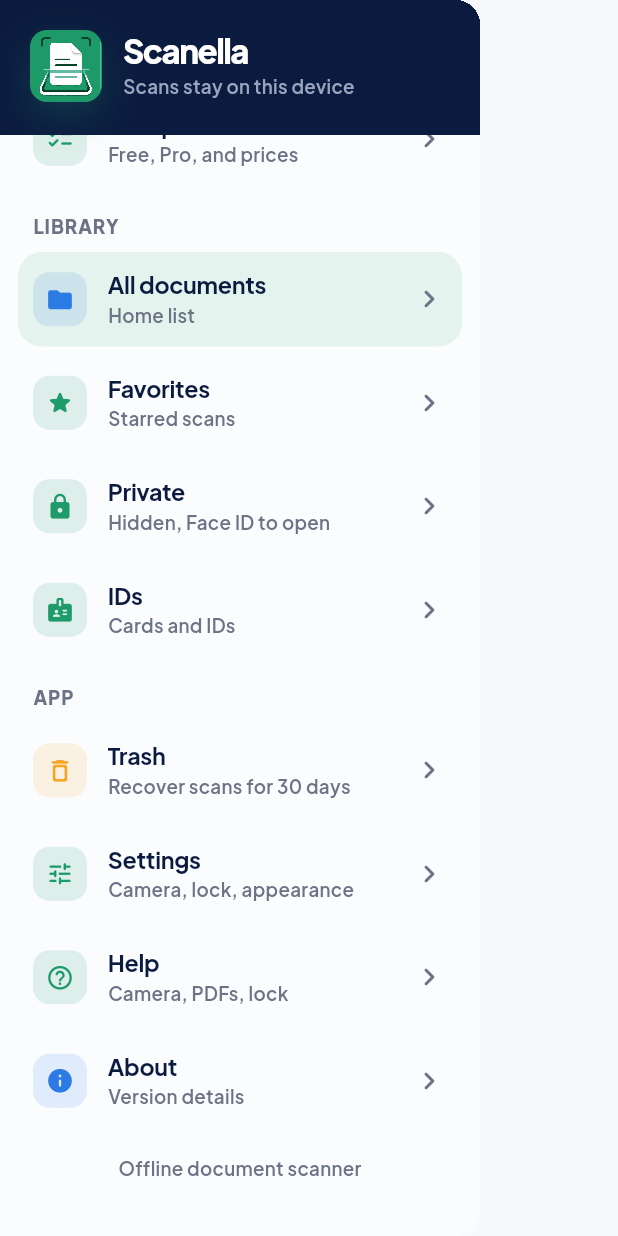
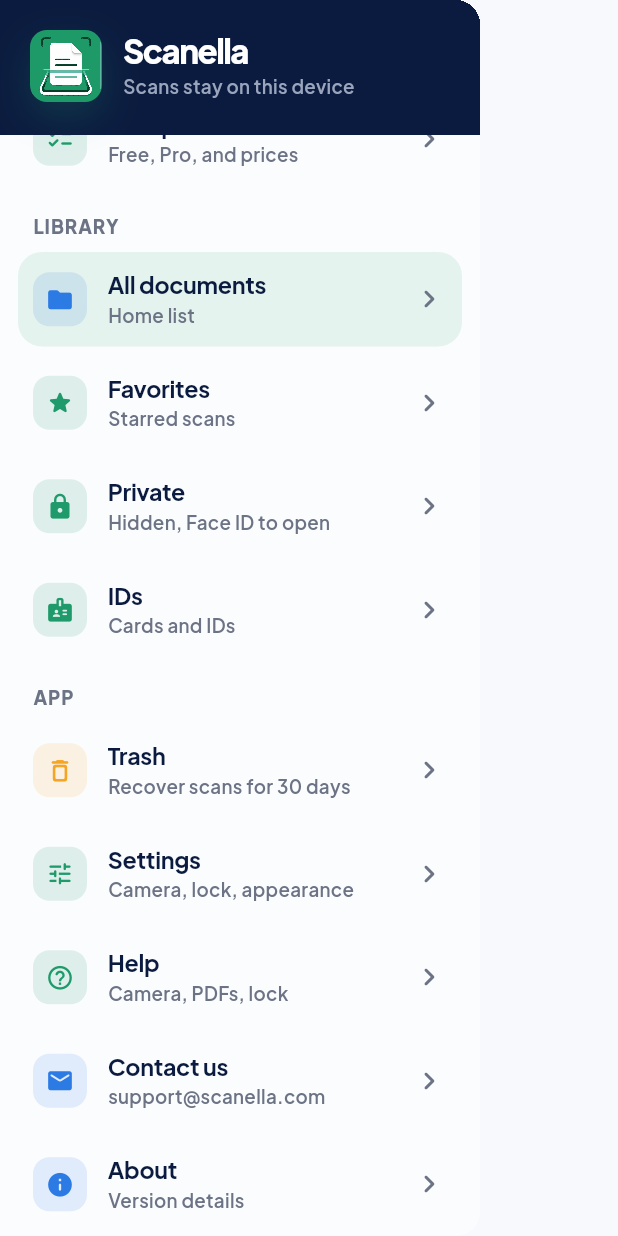
Before and after one commit to anubundu21-alt/scan, a Flutter app: the AppDrawer widget shown alone on an empty page, opened directly with empty values, scrolled down 114 dp, on a phone screen of 412 x 824 dp. Run offline on Flutter 3.47's test engine with Material 3 defaults, Android fonts, the phone set to English and light mode, and no system bars; our stand-ins replace camera, file_picker, flutter_riverpod, go_router, image_picker, in_app_purchase and 7 more; missing offline and left inert: cunning_document_scanner, gal; accounts and stored records are empty.

Commit message:
Add Contact us to the drawer and settings [testflight]
The support address was reachable only from Settings and the legal
pages. Put it where someone looks when they are stuck:

- Menu (drawer) -> App section gains a "Contact us" tile showing
  support@scanella.com, between Help and About
- Settings -> About row renamed "Contact support" -> "Contact us"
- About screen already shows the address; Help points at both entries

Both entries copy the address to the clipboard and confirm with a
snackbar, so the drawer and Settings behave the same way.

Version 1.5.84 (845) for the TestFlight build.

Co-Authored-By: Claude Opus 5 <noreply@anthropic.com>
Claude-Session: https://claude.ai/code/session_01YER8Yqmx7G5JZv9NzYzEVx

```diff
--- a/lib/features/home/presentation/app_drawer.dart
+++ b/lib/features/home/presentation/app_drawer.dart
@@ -1,4 +1,5 @@
 import 'package:flutter/material.dart';
+import 'package:scan2/core/branding.dart';
 import 'package:scan2/core/haptics/app_haptics.dart';
 import 'package:scan2/core/theme/app_theme.dart';
 import 'package:scan2/core/theme/brand.dart';
@@ -14,6 +15,7 @@ class AppDrawer extends StatelessWidget {
     required this.onAbout,
     required this.onTrash,
     required this.onHelp,
+    required this.onContact,
     required this.onPro,
     required this.onFeatures,
     required this.onAllDocuments,
@@ -26,6 +28,7 @@ class AppDrawer extends StatelessWidget {
   final VoidCallback onAbout;
   final VoidCallback onTrash;
   final VoidCallback onHelp;
+  final VoidCallback onContact;
   final VoidCallback onPro;
   final VoidCallback onFeatures;
   final VoidCallback onAllDocuments;
@@ -106,6 +109,14 @@ class AppDrawer extends StatelessWidget {
                   title: 'Help',
                   subtitle: 'Camera, PDFs, lock',
                   onTap: onHelp,
+                ),
+                const SizedBox(height: 6),
+                _DrawerTile(
+                  icon: Icons.mail_rounded,
+                  tint: Brand.docBlue,
+                  title: 'Contact us',
+                  subtitle: AppIdentity.supportEmail,
+                  onTap: onContact,
                 ),
                 const SizedBox(height: 6),
                 _DrawerTile(
--- a/lib/features/library/presentation/help_screen.dart
+++ b/lib/features/library/presentation/help_screen.dart
@@ -149,10 +149,10 @@ class HelpScreen extends StatelessWidget {
     ),
     (
       'Still stuck',
-      'Write to ${AppIdentity.supportEmail}. Settings → Contact support copies '
-          'the address. Tell us the iOS version and what you tapped before it '
-          'went wrong — we cannot see your scans, so the description is all we '
-          'have to go on.',
+      'Write to ${AppIdentity.supportEmail}. Menu → Contact us, or '
+          'Settings → Contact us, copies the address. Tell us the iOS '
+          'version and what you tapped before it went wrong — we cannot see '
+          'your scans, so the description is all we have to go on.',
     ),
   ];
 
--- a/lib/features/settings/presentation/settings_screen.dart
+++ b/lib/features/settings/presentation/settings_screen.dart
@@ -301,7 +301,7 @@ class SettingsScreen extends ConsumerWidget {
                 _InfoRow(
                   icon: Icons.mail_rounded,
                   tint: Brand.accent,
-                  title: 'Contact support',
+                  title: 'Contact us',
                   subtitle: AppIdentity.supportEmail,
                   onTap: () => copySupportEmail(context),
                 ),
--- a/pubspec.yaml
+++ b/pubspec.yaml
@@ -1,7 +1,7 @@
 name: scan2
 description: "Scanella — an offline document scanner with live edge detection, auto-capture, perspective correction and scan filters."
 publish_to: 'none'
-version: 1.5.83+844
+version: 1.5.84+845
 
 environment:
   sdk: '^3.12.0'
```
Also changed, not shown: lib/features/home/presentation/home_shell.dart (+9 -0 lines).
